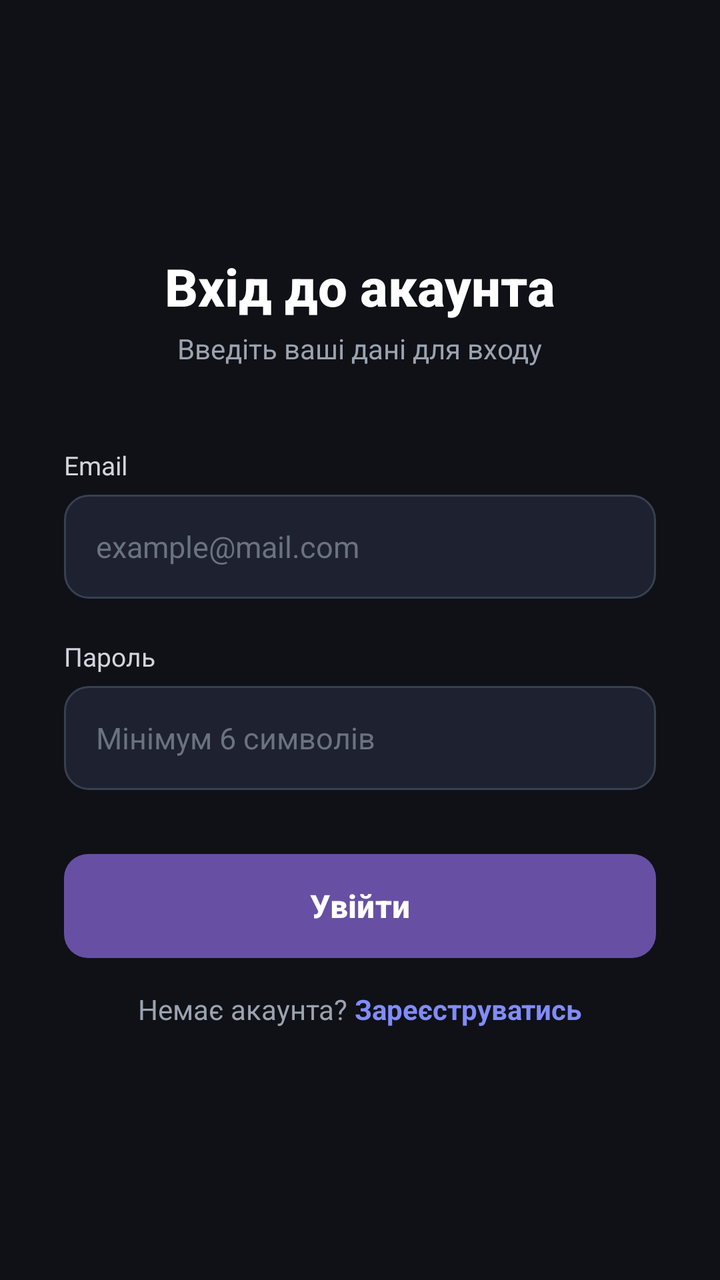
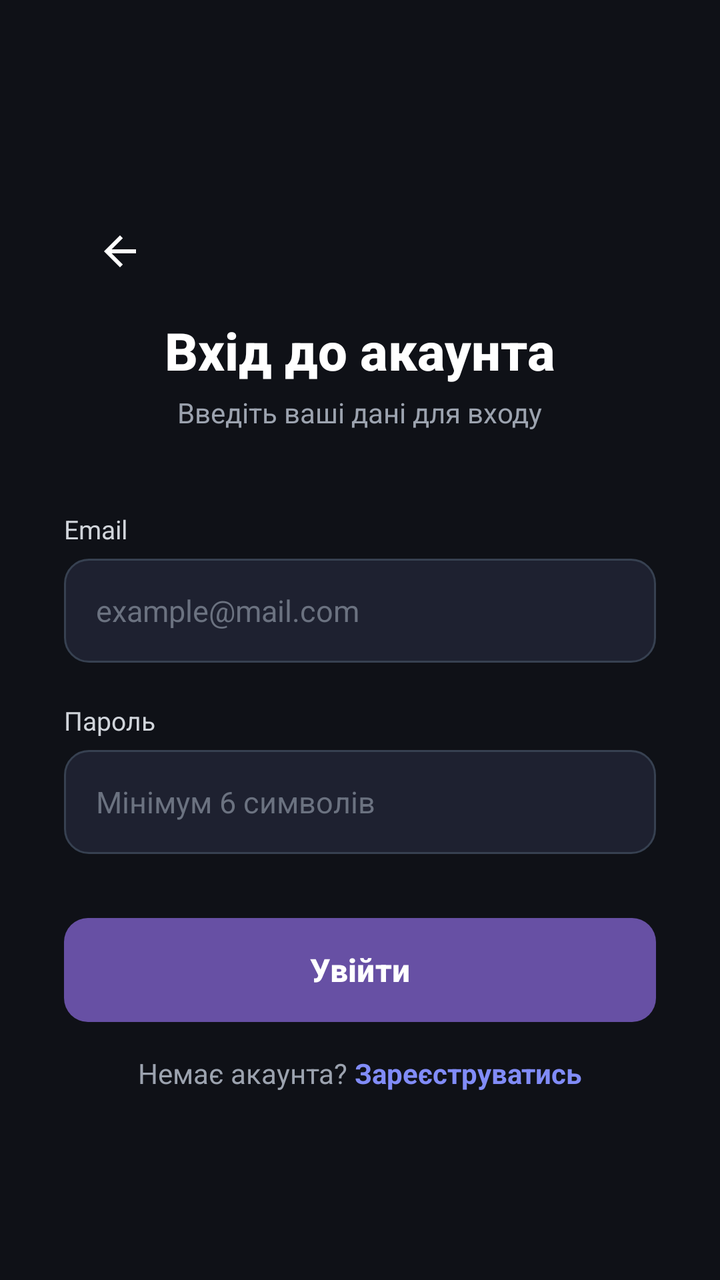

The first picture is an Android layout as it rendered before a commit; the second is the same layout after the commit. The layout source and the unified diff follow.
<!-- AndroidManifest.xml: application theme Theme.Mobile -->
<!-- res/layout/activity_login.xml -->
<?xml version="1.0" encoding="utf-8"?>
<ScrollView xmlns:android="http://schemas.android.com/apk/res/android"
    xmlns:app="http://schemas.android.com/apk/res-auto"
    android:layout_width="match_parent"
    android:layout_height="match_parent"
    android:background="#0F1117"
    android:fillViewport="true">

    <LinearLayout
        android:layout_width="match_parent"
        android:layout_height="wrap_content"
        android:gravity="center"
        android:minHeight="600dp"
        android:orientation="vertical"
        android:padding="32dp">

        

        <TextView
            android:layout_width="wrap_content"
            android:layout_height="wrap_content"
            android:layout_marginBottom="4dp"
            android:fontFamily="sans-serif-medium"
            android:text="Вхід до акаунта"
            android:textColor="#FFFFFF"
            android:textSize="26sp"
            android:textStyle="bold" />

        <TextView
            android:layout_width="wrap_content"
            android:layout_height="wrap_content"
            android:layout_marginBottom="40dp"
            android:text="Введіть ваші дані для входу"
            android:textColor="#9CA3AF"
            android:textSize="14sp" />

        

        <TextView
            android:layout_width="match_parent"
            android:layout_height="wrap_content"
            android:layout_marginBottom="6dp"
            android:text="Email"
            android:textColor="#D1D5DB"
            android:textSize="13sp" />

        <EditText
            android:id="@+id/etLoginEmail"
            android:layout_width="match_parent"
            android:layout_height="52dp"
            android:layout_marginBottom="20dp"
            android:background="@drawable/input_background"
            android:hint="example@mail.com"
            android:inputType="textEmailAddress"
            android:paddingStart="16dp"
            android:paddingEnd="16dp"
            android:textColor="#FFFFFF"
            android:textColorHint="#6B7280"
            android:textSize="15sp" />

        
        <TextView
            android:layout_width="match_parent"
            android:layout_height="wrap_content"
            android:layout_marginBottom="6dp"
            android:text="Пароль"
            android:textColor="#D1D5DB"
            android:textSize="13sp" />

        <EditText
            android:id="@+id/etLoginPassword"
            android:layout_width="match_parent"
            android:layout_height="52dp"
            android:layout_marginBottom="32dp"
            android:background="@drawable/input_background"
            android:hint="Мінімум 6 символів"
            android:inputType="textPassword"
            android:paddingStart="16dp"
            android:paddingEnd="16dp"
            android:textColor="#FFFFFF"
            android:textColorHint="#6B7280"
            android:textSize="15sp" />

        
        <Button
            android:id="@+id/btnLogin"
            android:layout_width="match_parent"
            android:layout_height="52dp"
            android:layout_marginBottom="16dp"
            android:background="@drawable/button_primary"
            android:text="Увійти"
            android:textColor="#FFFFFF"
            android:textSize="16sp"
            android:textStyle="bold" />

        
        <TextView
            android:id="@+id/tvLoginError"
            android:layout_width="match_parent"
            android:layout_height="wrap_content"
            android:layout_marginBottom="12dp"
            android:gravity="center"
            android:textColor="#F87171"
            android:textSize="13sp"
            android:visibility="gone" />

        
        <ProgressBar
            android:id="@+id/pbLogin"
            android:layout_width="wrap_content"
            android:layout_height="wrap_content"
            android:layout_marginBottom="16dp"
            android:visibility="gone" />

        
        <LinearLayout
            android:layout_width="wrap_content"
            android:layout_height="wrap_content"
            android:gravity="center"
            android:orientation="horizontal">

            <TextView
                android:layout_width="wrap_content"
                android:layout_height="wrap_content"
                android:text="Немає акаунта? "
                android:textColor="#9CA3AF"
                android:textSize="14sp" />

            <TextView
                android:id="@+id/tvGoToRegister"
                android:layout_width="wrap_content"
                android:layout_height="wrap_content"
                android:text="Зареєструватись"
                android:textColor="#818CF8"
                android:textSize="14sp"
                android:textStyle="bold" />
        </LinearLayout>

    </LinearLayout>
</ScrollView>
<!-- resources referenced by this layout -->
<resources>
  <!-- drawable button_primary (drawable) -->
  <?xml version="1.0" encoding="utf-8"?>
  <shape xmlns:android="http://schemas.android.com/apk/res/android"
      android:shape="rectangle">
      <gradient
          android:angle="135"
          android:endColor="#6366F1"
          android:startColor="#818CF8"
          android:type="linear" />
      <corners android:radius="12dp" />
  </shape>
  <!-- drawable input_background (drawable) -->
  <?xml version="1.0" encoding="utf-8"?>
  <shape xmlns:android="http://schemas.android.com/apk/res/android"
      android:shape="rectangle">
      <solid android:color="#1E2130" />
      <corners android:radius="12dp" />
      <stroke
          android:width="1dp"
          android:color="#374151" />
  </shape>
  <style name="Theme.Mobile" parent="Base.Theme.Mobile" />
  <style name="Base.Theme.Mobile" parent="Theme.Material3.DayNight.NoActionBar">
          
          
      </style>
</resources>

<!-- the commit's change to res/layout/activity_login.xml (unified diff, before → after) -->
@@ -13,6 +13,26 @@
         android:minHeight="600dp"
         android:orientation="vertical"
         android:padding="32dp">
+
+        
+        <com.google.android.material.appbar.AppBarLayout
+            android:id="@+id/appBarLayout"
+            android:layout_width="match_parent"
+            android:layout_height="wrap_content"
+            android:background="#0F1117"
+            app:elevation="0dp">
+
+            <androidx.appcompat.widget.Toolbar
+                android:id="@+id/toolbar"
+                android:layout_width="match_parent"
+                android:layout_height="?attr/actionBarSize"
+                android:background="#0F1117"
+                app:navigationIcon="@drawable/ic_arrow_back"
+                app:navigationContentDescription="Назад"
+                app:titleTextColor="#FFFFFF"
+                app:subtitleTextColor="#9CA3AF" />
+
+        </com.google.android.material.appbar.AppBarLayout>
 
         
 
<!-- resource entries referenced after the edit -->
@@ -11,6 +11,18 @@
           android:type="linear" />
       <corners android:radius="12dp" />
   </shape>
+  <!-- drawable ic_arrow_back (drawable) -->
+  <?xml version="1.0" encoding="utf-8"?>
+  <vector xmlns:android="http://schemas.android.com/apk/res/android"
+      android:width="24dp"
+      android:height="24dp"
+      android:viewportWidth="24"
+      android:viewportHeight="24"
+      android:tint="#FFFFFF">
+      <path
+          android:fillColor="#FFFFFF"
+          android:pathData="M20,11H7.83l5.59,-5.59L12,4l-8,8 8,8 1.41,-1.41L7.83,13H20v-2z"/>
+  </vector>
   <!-- drawable input_background (drawable) -->
   <?xml version="1.0" encoding="utf-8"?>
   <shape xmlns:android="http://schemas.android.com/apk/res/android"
